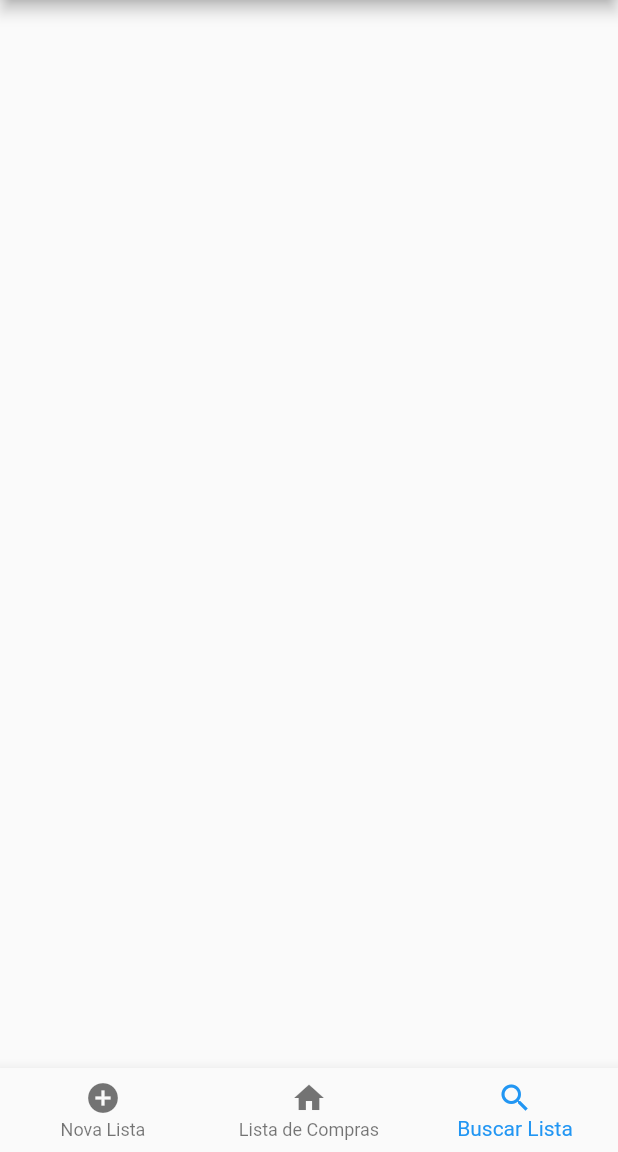
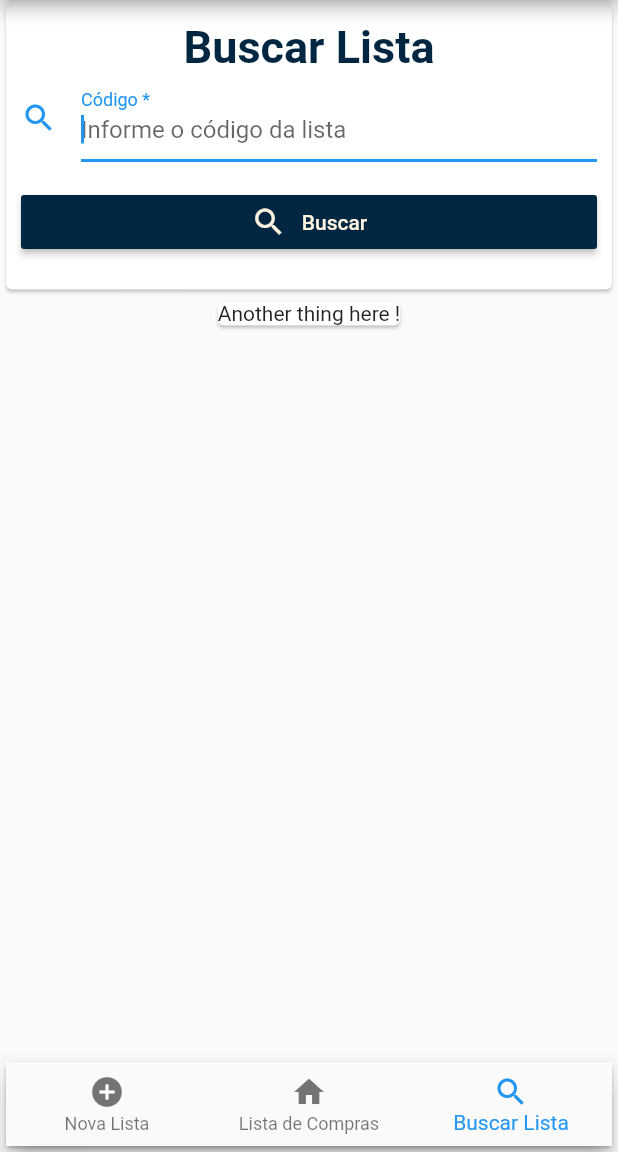
Before and after one commit to wendlerRamos/shopping_list, a Flutter app: the screen it shows after launch, swiped to page 3, on a phone screen of 412 x 824 dp, the part 84-1236 px from its top. Run offline on Flutter 3.47's test engine with Material 2 defaults, Android fonts, the phone set to English and light mode, and no system bars; our stand-ins replace cloud_firestore, connectivity, random_string, shared_preferences, splashscreen; accounts and stored records are empty.

Commit message:
Implementation of search at new search tab

```diff
--- a/lib/main.dart
+++ b/lib/main.dart
@@ -34,7 +34,10 @@ Widget _introScreen() {
         gradientBackground: LinearGradient(
           begin: Alignment.topRight,
           end: Alignment.bottomLeft,
-          colors: [Color.fromARGB(255, 0, 38, 66), Colors.black],
+          colors: [
+            Color.fromARGB(255, 0, 38, 66),
+            Colors.black
+          ],
         ),
         navigateAfterSeconds: HomeScreen(),
         loaderColor: Colors.transparent,
--- a/lib/screens/home.dart
+++ b/lib/screens/home.dart
@@ -39,7 +39,6 @@ class _HomeScreenState extends State<HomeScreen> {
       bottomSelectedIndex = index;
       pageController.animateToPage(index,
           duration: Duration(milliseconds: 300), curve: Curves.ease);
-
     });
   }
 
@@ -88,14 +87,15 @@ class _HomeScreenState extends State<HomeScreen> {
           ),
         ),
         body: buildPageView(),
-      bottomNavigationBar: BottomNavigationBar(
+        bottomNavigationBar: Card(
+          child: BottomNavigationBar(
             currentIndex: bottomSelectedIndex,
-
             onTap: (index) {
               bottomTapped(index);
             },
             items: buildBottomNavBarItems(),
           ),
+        )
       );
   }
 }
--- a/lib/screens/search_list_screen.dart
+++ b/lib/screens/search_list_screen.dart
@@ -1,5 +1,5 @@
 import 'package:flutter/material.dart';
-
+import 'package:shopping_list/widgets/form_search.dart';
 
 class SearchListScreen extends StatefulWidget {
   @override
@@ -10,7 +10,36 @@ class _SearchListScreenState extends State<SearchListScreen> {
   @override
   Widget build(BuildContext context) {
     return Container(
-
-    );
+        //color: Colors.red,
+        child: Column(
+      children: <Widget>[
+        Card(
+            child: Padding(
+          padding: EdgeInsets.only(
+            bottom: 5.0,
+            left: 10.0,
+            right: 10.0,
+            top: 10.0,
+          ),
+          child: Column(
+            children: <Widget>[
+              Text(
+                'Buscar Lista',
+                style: TextStyle(
+                  fontWeight: FontWeight.bold,
+                  fontSize: 30.0,
+                  color: Color.fromARGB(255, 0, 38, 66),
+                ),
+                textAlign: TextAlign.center,
+              ),
+              FormSearchList(),
+            ],
+          ),
+        )),
+        Card(
+          child: Text('Another thing here !'),
+        ),
+      ],
+    ));
   }
 }
--- a/lib/widgets/alert_find.dart
+++ b/lib/widgets/alert_find.dart
@@ -1,6 +1,7 @@
 import 'package:flutter/material.dart';
 import 'package:shopping_list/widgets/form_search.dart';
 
+@deprecated
 class AlertSeachList extends StatefulWidget {
   @override
   _AlertSeachListState createState() => _AlertSeachListState();
--- a/lib/widgets/drawer.dart
+++ b/lib/widgets/drawer.dart
@@ -1,5 +1,7 @@
 import 'package:flutter/material.dart';
 import 'package:shopping_list/widgets/alert_find.dart';
+
+@deprecated
 class NavigationDrawerWidget extends StatefulWidget {
   @override
   _NavigationDrawerWidgetState createState() => _NavigationDrawerWidgetState();
--- a/lib/widgets/items_list.dart
+++ b/lib/widgets/items_list.dart
@@ -19,7 +19,7 @@ class _ItemsListState extends State<ItemsList> {
   @override
   void initState() {
     super.initState();
-        connectivitySubscription = Connectivity().onConnectivityChanged.listen((ConnectivityResult connectivityResult) {
+      connectivitySubscription = Connectivity().onConnectivityChanged.listen((ConnectivityResult connectivityResult) {
       if (connectivityResult == ConnectivityResult.none) {
         showConnectionState(false);
       }
```
Also changed, not shown: lib/widgets/form_search.dart (+21 -1 lines). Lines whose indentation alone changed are shown as unchanged.
